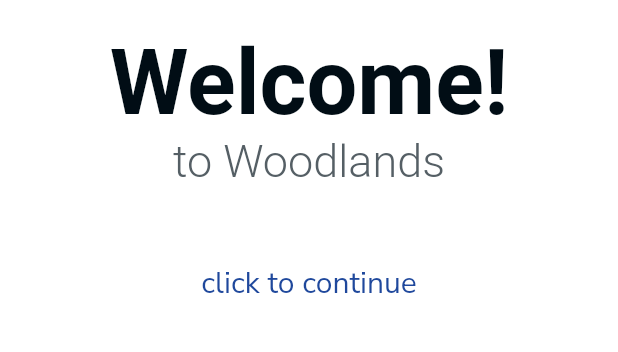
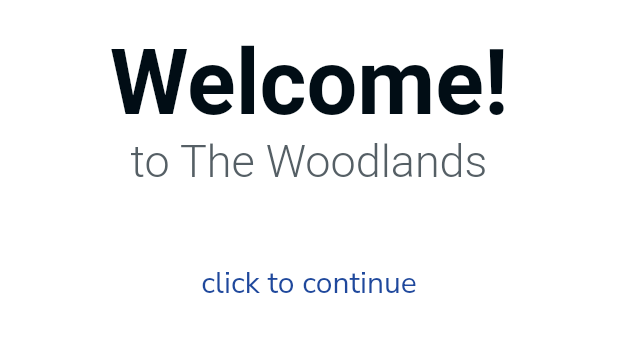
Before and after one commit to Woodlands-App-Team/WAPP, a Flutter app: the screen it shows after launch, on a phone screen of 412 x 824 dp, the part 564-916 px from its top. Run offline on Flutter 3.47's test engine with Material 2 defaults, Android fonts, the phone set to English and light mode, and no system bars; drawn by our look-alikes of animated_text_kit; our stand-ins replace auto_size_text, cloud_firestore, cloud_functions, firebase_auth, firebase_core, firebase_messaging and 9 more; missing offline and left inert: dart:ffi, delayed_widget, oauth2, profanity_filter; accounts and stored records are empty; project files that could hold a hidden picture were left out.

```diff
--- a/lib/pages/club_page/club_page.dart
+++ b/lib/pages/club_page/club_page.dart
@@ -51,7 +51,7 @@ class _ClubPageState extends State<ClubPage> {
                           ["backgroundImage"],
                       title: mpKeys[index - 1],
                       logo: clubData[mpKeys[index - 1]]["logo"],
-                      meetingTime: clubData[mpKeys[index - 1]]["meetingTime"],
+                      meetingTime: clubData[mpKeys[index - 1]]["meetingTime"] + " | " + clubData[mpKeys[index - 1]]["grades"],
                       topic: mpKeys[index - 1],
                       description:
                           clubData[mpKeys[index - 1]]["description"].toString(),
--- a/lib/pages/general_page/general_page.dart
+++ b/lib/pages/general_page/general_page.dart
@@ -76,7 +76,7 @@ class _GeneralPageState extends State<GeneralPage> {
               mainAxisAlignment: MainAxisAlignment.spaceBetween,
               children: [
                 IconCard(CustomIcons.wapp_team, WappDescPage(), 100,
-                    "Woodlands\nApp Team"),
+                    "The Woodlands\nApp Team"),
                 IconCard(
                     CustomIcons.description, InfoPage(), 100, "School Info"),
               ],
--- a/lib/pages/onboarding_pages/landing_page.dart
+++ b/lib/pages/onboarding_pages/landing_page.dart
@@ -52,7 +52,7 @@ class _LandingPageState extends State<LandingPage> {
                 DelayedWidget(
                   delayDuration: Duration(milliseconds: 1000),
                   child: Text(
-                    'to Woodlands',
+                    'to The Woodlands',
                     style: TextStyle(
                         fontSize: 30, color: grey, fontWeight: FontWeight.w300),
                   ),
--- a/pubspec.yaml
+++ b/pubspec.yaml
@@ -62,7 +62,7 @@ dev_dependencies:
   flutter_launcher_icons: "^0.9.0"
 
 flutter_launcher_name:
-  name: "Woodlands App"
+  name: "TWSS"
 
 
 flutter_icons:
```
Also changed, not shown: pubspec.lock, 3 other files.
